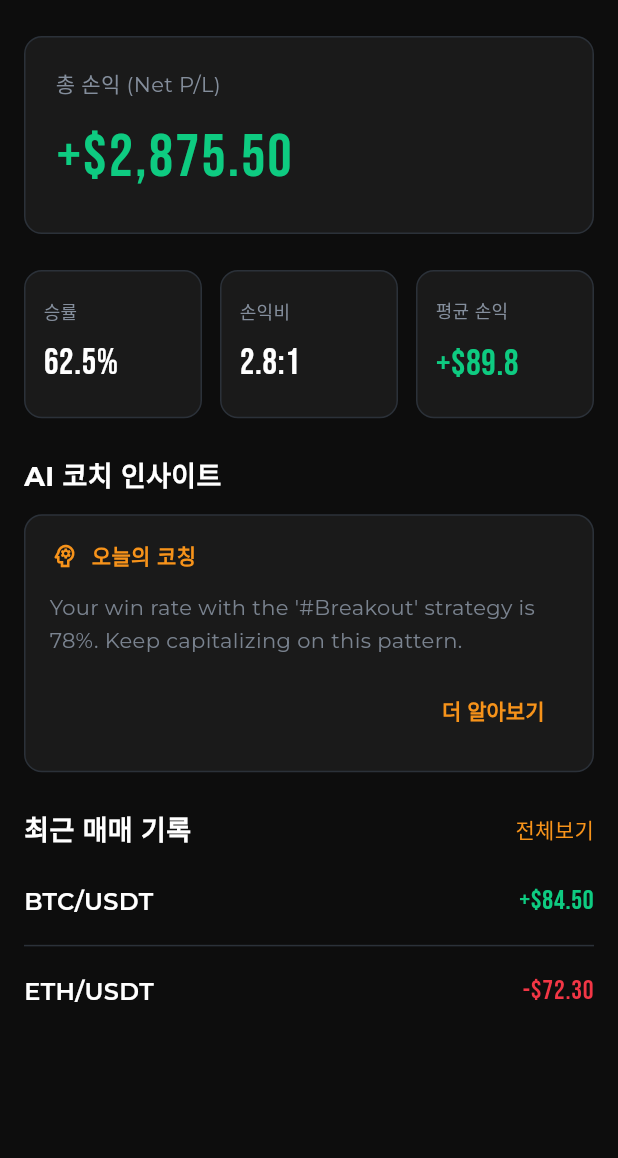
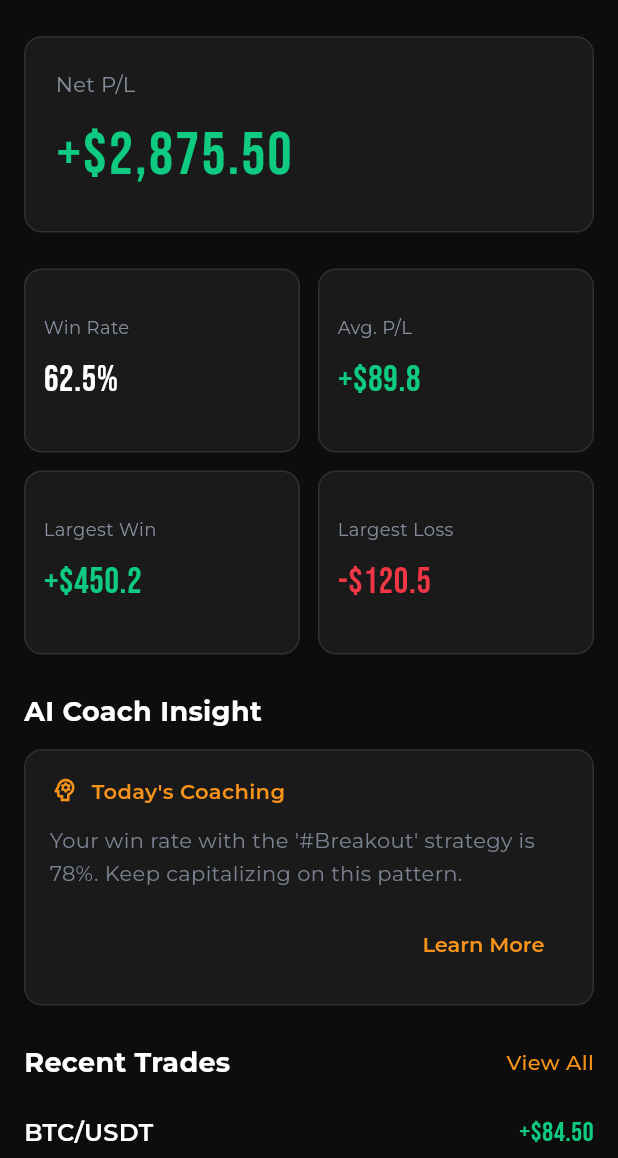
Before and after one commit to jack7141/Trade-up, a Flutter app: the screen it shows after launch, on a phone screen of 412 x 824 dp, the part 78-1236 px from its top. Run offline on Flutter 3.47's test engine with Material 3 defaults, Android fonts, the phone set to English and light mode, and no system bars; our stand-ins replace dio, flutter_riverpod, flutter_secure_storage, go_router, google_fonts.

Commit message:
Update dashboard_screen.dart

```diff
--- a/lib/features/dashboard/view/dashboard_screen.dart
+++ b/lib/features/dashboard/view/dashboard_screen.dart
@@ -41,7 +41,9 @@ class _DashboardScreenState extends ConsumerState<DashboardScreen> {
             const SliverToBoxAdapter(child: SizedBox(height: 24)),
 
             // --- 4. AI 코치 인사이트 ---
-            SliverToBoxAdapter(child: _buildSectionHeader(title: 'AI 코치 인사이트')),
+            SliverToBoxAdapter(
+              child: _buildSectionHeader(title: 'AI Coach Insight'),
+            ),
             SliverToBoxAdapter(child: _buildAiInsightCard()),
 
             const SliverToBoxAdapter(child: SizedBox(height: 24)),
@@ -49,8 +51,8 @@ class _DashboardScreenState extends ConsumerState<DashboardScreen> {
             // --- 5. 최근 매매 기록 ---
             SliverToBoxAdapter(
               child: _buildSectionHeader(
-                title: '최근 매매 기록',
-                actionText: '전체보기',
+                title: 'Recent Trades',
+                actionText: 'View All',
                 onActionTap: () {
                   // TODO: 전체 히스토리로 이동
                 },
@@ -128,7 +130,7 @@ class _DashboardScreenState extends ConsumerState<DashboardScreen> {
           crossAxisAlignment: CrossAxisAlignment.start,
           children: [
             Text(
-              '총 손익 (Net P/L)',
+              'Net P/L',
               style: GoogleFonts.montserrat(
                 color: _secondaryTextColor,
                 fontSize: 14,
@@ -153,16 +155,25 @@ class _DashboardScreenState extends ConsumerState<DashboardScreen> {
     return Padding(
       padding: const EdgeInsets.fromLTRB(16, 24, 16, 0),
       child: GridView.count(
-        crossAxisCount: 3,
+        crossAxisCount: 2, // 3개에서 2개로 변경하여 2x2 그리드 구성
         shrinkWrap: true,
         physics: const NeverScrollableScrollPhysics(),
         crossAxisSpacing: 12,
         mainAxisSpacing: 12,
-        childAspectRatio: 1.2,
+        childAspectRatio: 1.5, // 카드 비율 조정
         children: [
-          _MetricItem(title: '승률', value: '62.5%'),
-          _MetricItem(title: '손익비', value: '2.8:1'),
-          _MetricItem(title: '평균 손익', value: '+\$89.8', isPositive: true),
+          _MetricItem(title: 'Win Rate', value: '62.5%'),
+          _MetricItem(title: 'Avg. P/L', value: '+\$89.8', isPositive: true),
+          _MetricItem(
+            title: 'Largest Win',
+            value: '+\$450.2',
+            isPositive: true,
+          ),
+          _MetricItem(
+            title: 'Largest Loss',
+            value: '-\$120.5',
+            isPositive: false,
+          ), // 최대 손실 카드 추가
         ],
       ),
     );
@@ -225,7 +236,7 @@ class _DashboardScreenState extends ConsumerState<DashboardScreen> {
                 ),
                 const SizedBox(width: 8),
                 Text(
-                  "오늘의 코칭",
+                  "Today's Coaching",
                   style: GoogleFonts.montserrat(
                     color: _accentColor,
                     fontSize: 14,
@@ -251,7 +262,7 @@ class _DashboardScreenState extends ConsumerState<DashboardScreen> {
                   // TODO: 더 많은 인사이트 보기 기능
                 },
                 child: Text(
-                  "더 알아보기",
+                  "Learn More",
                   style: GoogleFonts.montserrat(
                     color: _accentColor,
                     fontWeight: FontWeight.w600,
```
